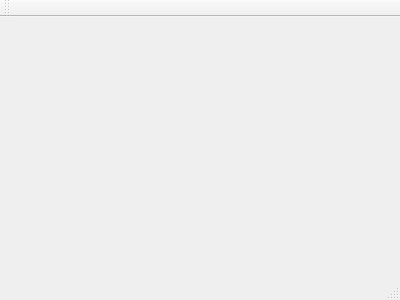
mnowator/DigitRecognition, file mainwindow.ui: the form before one commit.
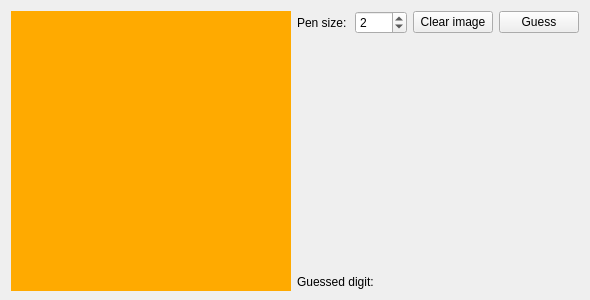
The form after the commit. Custom widgets are drawn as their Qt base class.

```diff
--- a/mainwindow.ui
+++ b/mainwindow.ui
@@ -1,24 +1,154 @@
 <ui version="4.0">
  <class>MainWindow</class>
- <widget class="QMainWindow" name="MainWindow" >
-  <property name="geometry" >
+ <widget class="QMainWindow" name="MainWindow">
+  <property name="geometry">
    <rect>
     <x>0</x>
     <y>0</y>
-    <width>400</width>
+    <width>590</width>
     <height>300</height>
    </rect>
   </property>
-  <property name="windowTitle" >
+  <property name="sizePolicy">
+   <sizepolicy hsizetype="Fixed" vsizetype="Fixed">
+    <horstretch>0</horstretch>
+    <verstretch>0</verstretch>
+   </sizepolicy>
+  </property>
+  <property name="minimumSize">
+   <size>
+    <width>280</width>
+    <height>280</height>
+   </size>
+  </property>
+  <property name="windowTitle">
    <string>MainWindow</string>
   </property>
-  <widget class="QMenuBar" name="menuBar" />
-  <widget class="QToolBar" name="mainToolBar" />
-  <widget class="QWidget" name="centralWidget" />
-  <widget class="QStatusBar" name="statusBar" />
+  <widget class="QWidget" name="centralWidget">
+   <layout class="QGridLayout" name="gridLayout_2">
+    <item row="0" column="0">
+     <layout class="QGridLayout" name="gridLayout">
+      <item row="0" column="0">
+       <widget class="Scribbler" name="scribbler" native="true">
+        <property name="minimumSize">
+         <size>
+          <width>280</width>
+          <height>280</height>
+         </size>
+        </property>
+        <property name="maximumSize">
+         <size>
+          <width>280</width>
+          <height>280</height>
+         </size>
+        </property>
+        <property name="styleSheet">
+         <string notr="true">background-color: rgb(255, 170, 0);</string>
+        </property>
+       </widget>
+      </item>
+      <item row="0" column="1">
+       <layout class="QVBoxLayout" name="verticalLayout">
+        <item>
+         <layout class="QHBoxLayout" name="horizontalLayout">
+          <item>
+           <widget class="QLabel" name="label">
+            <property name="text">
+             <string>Pen size:</string>
+            </property>
+           </widget>
+          </item>
+          <item>
+           <widget class="QSpinBox" name="penSizeSpinBox">
+            <property name="minimum">
+             <number>1</number>
+            </property>
+            <property name="value">
+             <number>2</number>
+            </property>
+           </widget>
+          </item>
+          <item>
+           <widget class="QPushButton" name="clearImageButton">
+            <property name="text">
+             <string>Clear image</string>
+            </property>
+           </widget>
+          </item>
+          <item>
+           <widget class="QPushButton" name="guessButton">
+            <property name="text">
+             <string>Guess</string>
+            </property>
+           </widget>
+          </item>
+         </layout>
+        </item>
+        <item>
+         <spacer name="verticalSpacer">
+          <property name="orientation">
+           <enum>Qt::Vertical</enum>
+          </property>
+          <property name="sizeHint" stdset="0">
+           <size>
+            <width>20</width>
+            <height>188</height>
+           </size>
+          </property>
+         </spacer>
+        </item>
+        <item>
+         <layout class="QHBoxLayout" name="horizontalLayout_2">
+          <item>
+           <widget class="QLabel" name="label_2">
+            <property name="text">
+             <string>Guessed digit:</string>
+            </property>
+           </widget>
+          </item>
+          <item>
+           <widget class="QLabel" name="digit">
+            <property name="minimumSize">
+             <size>
+              <width>100</width>
+              <height>0</height>
+             </size>
+            </property>
+            <property name="text">
+             <string/>
+            </property>
+           </widget>
+          </item>
+          <item>
+           <widget class="QLabel" name="percent">
+            <property name="text">
+             <string/>
+            </property>
+           </widget>
+          </item>
+         </layout>
+        </item>
+       </layout>
+      </item>
+     </layout>
+    </item>
+   </layout>
+  </widget>
  </widget>
- <layoutDefault spacing="6" margin="11" />
- <pixmapfunction></pixmapfunction>
+ <layoutdefault spacing="6" margin="11"/>
+ <customwidgets>
+  <customwidget>
+   <class>Scribbler</class>
+   <extends>QWidget</extends>
+   <header>scribbler.h</header>
+   <container>1</container>
+   <slots>
+    <slot>penSizeChanged(int)</slot>
+    <slot>clearImage()</slot>
+    <slot>guess()</slot>
+   </slots>
+  </customwidget>
+ </customwidgets>
  <resources/>
  <connections/>
 </ui>
```
Left out of the diff: 55 changed lines with no effect on the pictures.
